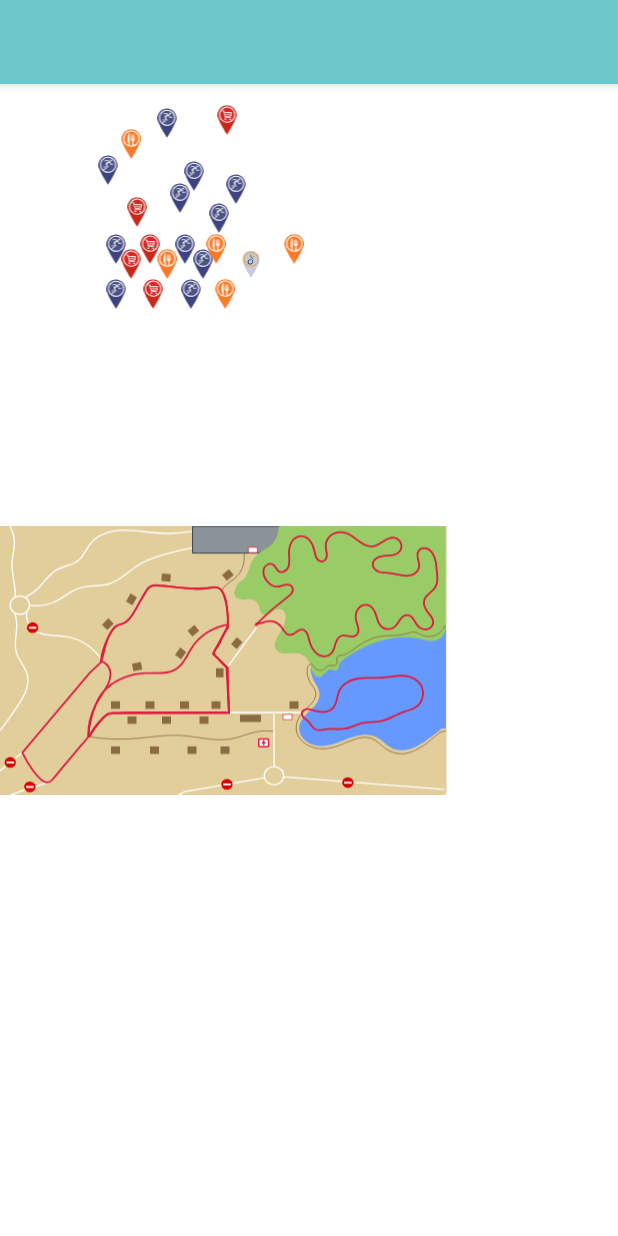
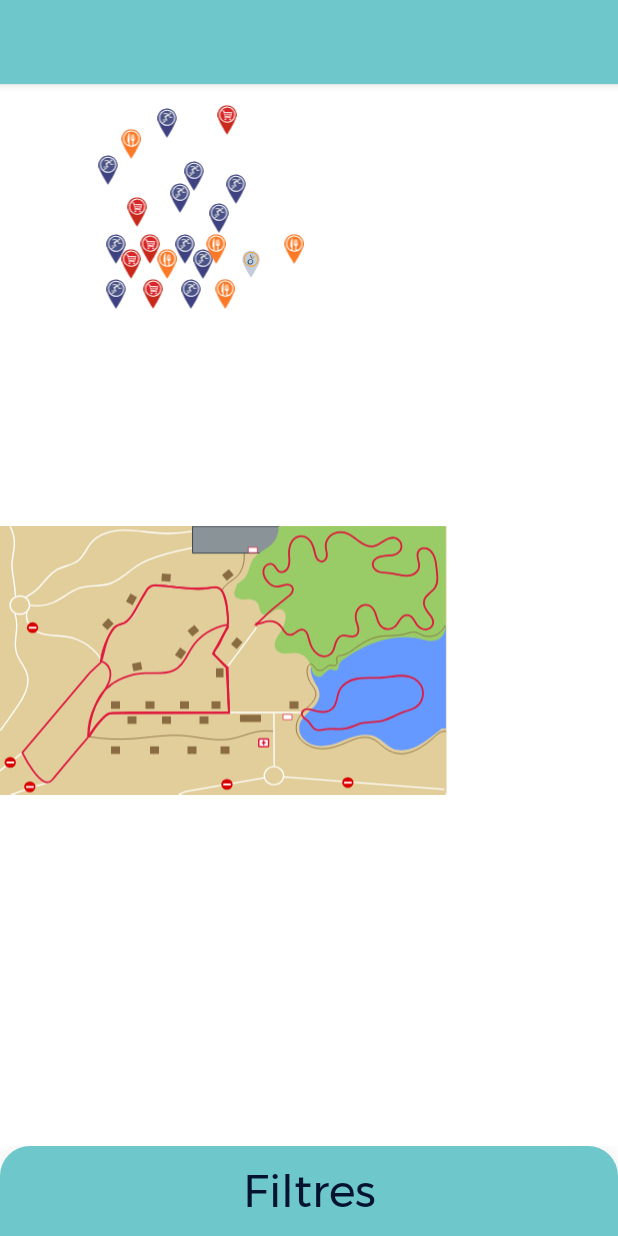
Before and after one commit to LenaAbel/SAE-S4, an Android app: the fragment MapFragment shown on its own in the app's theme, on a phone screen of 412 x 824 dp. Run offline under Robolectric (Android 15) with nearby library versions, the phone set to English and light mode, and no system bars; our stand-ins replace navigation-ui; libraries missing offline, so code that uses them is left out: cn.iwgang.countdownview; plain views replace ZoomLayout; 1 statement that could not run was skipped.

Commit message:
add bottom sheet filtre map

```diff
--- a/app/build.gradle
+++ b/app/build.gradle
@@ -45,7 +45,6 @@ dependencies {
     testImplementation 'junit:junit:4.13.2'
     androidTestImplementation 'androidx.test.ext:junit:1.1.5'
     androidTestImplementation 'androidx.test.espresso:espresso-core:3.5.1'
-//    implementation 'com.github.chrisbanes:PhotoView:2.0.0'
     implementation 'com.github.iwgang:countdownview:2.1.6'
     implementation 'androidx.navigation:navigation-ui-ktx:2.5.3'
     implementation 'androidx.databinding:databinding-runtime:7.4.1'
@@ -53,4 +52,6 @@ dependencies {
     implementation("com.otaliastudios:zoomlayout:1.9.0")
     implementation 'androidx.viewpager2:viewpager2:1.0.0'
     implementation 'com.makeramen:roundedimageview:2.3.0'
+    //bottom sheet
+    implementation 'com.android.support:design:28.0.0'
 }
--- /dev/null
+++ b/app/src/main/res/drawable/rounded_top_map_bottom_sheet.xml
@@ -0,0 +1,12 @@
+<shape
+    xmlns:android="http://schemas.android.com/apk/res/android"
+    android:shape="rectangle"
+    >
+
+    <solid
+        android:color="@color/light_blue"/>
+
+    <corners
+        android:topRightRadius="20dp"
+        android:topLeftRadius="20dp"/>
+</shape>
--- a/app/src/main/res/layout/fragment_map.xml
+++ b/app/src/main/res/layout/fragment_map.xml
@@ -302,4 +302,45 @@
         </FrameLayout>
     </com.otaliastudios.zoom.ZoomLayout>
 
+    <androidx.coordinatorlayout.widget.CoordinatorLayout
+        xmlns:android="http://schemas.android.com/apk/res/android"
+        xmlns:app="http://schemas.android.com/apk/res-auto"
+        android:id="@+id/map_filtre"
+        android:layout_width="match_parent"
+        android:layout_height="match_parent"
+        app:behavior_hideable="true">
+
+        <LinearLayout
+            android:id="@+id/bottomsheet"
+            android:layout_width="match_parent"
+            android:layout_height="match_parent"
+            android:orientation="vertical"
+            app:behavior_peekHeight="60dp"
+            app:behavior_hideable="false"
+            app:layout_behavior="@string/sheetbehavior"
+            android:background="@color/white"
+            >
+            <TextView
+                android:id="@+id/textView1"
+                android:layout_width="match_parent"
+                android:layout_height="60dp"
+                android:text="Filtres"
+                android:textSize="30dp"
+                android:gravity="center"
+                android:textColor="@color/dark_blue"
+                android:background="@drawable/rounded_top_map_bottom_sheet"
+                android:elevation="30dp"
+                android:radius="50dp"/>
+
+            <TextView
+                android:id="@+id/textView2"
+                android:layout_width="match_parent"
+                android:layout_height="match_parent"
+                android:text="azertyuiop"
+                android:textAlignment="center"
+                android:shadowRadius="@integer/material_motion_duration_long_1"/>
+        </LinearLayout>
+
+    </androidx.coordinatorlayout.widget.CoordinatorLayout>
+
 </FrameLayout>
--- a/app/src/main/res/values/strings.xml
+++ b/app/src/main/res/values/strings.xml
@@ -39,6 +39,10 @@
     <string name="minDate">08/15/2023</string>
     <string name="titre_page_resto">Restaurants présents</string>
 
+    <!-- =============================================================================================== Map-->
+    <!-- bottom_sheet_filtre    -->
+    <string name="sheetbehavior">com.google.android.material.bottomsheet.BottomSheetBehavior</string>
+
 
     <!-- TODO: Remove or change this placeholder text -->
     <string name="hello_blank_fragment">Hello blank fragment</string>
```
